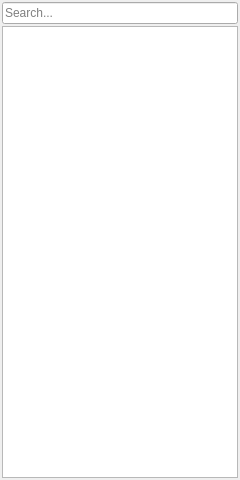
Old version of the form qtfred/ui/SceneOutlinerPanel.ui in the repository MjnMixael/fs2open.github.com.
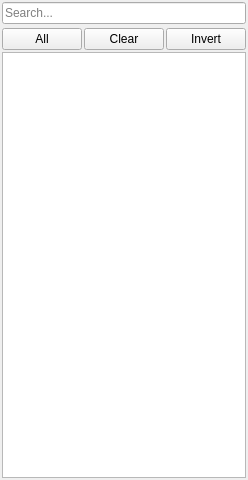
New version of the form.

Commit message: more ouline panel features

What changed in the file:
```diff
--- a/qtfred/ui/SceneOutlinerPanel.ui
+++ b/qtfred/ui/SceneOutlinerPanel.ui
@@ -36,6 +36,37 @@
      </property>
     </widget>
    </item>
+   <item>
+    <widget class="QWidget" name="iffFilterWidget"/>
+   </item>
+   <item>
+    <layout class="QHBoxLayout" name="bulkButtonLayout">
+     <property name="spacing">
+      <number>2</number>
+     </property>
+     <item>
+      <widget class="QPushButton" name="selectAllButton">
+       <property name="text">
+        <string>All</string>
+       </property>
+      </widget>
+     </item>
+     <item>
+      <widget class="QPushButton" name="clearButton">
+       <property name="text">
+        <string>Clear</string>
+       </property>
+      </widget>
+     </item>
+     <item>
+      <widget class="QPushButton" name="invertButton">
+       <property name="text">
+        <string>Invert</string>
+       </property>
+      </widget>
+     </item>
+    </layout>
+   </item>
    <item>
     <widget class="QTreeWidget" name="outlinerTree">
      <property name="selectionMode">
```
The commit also changes 12 other files.
